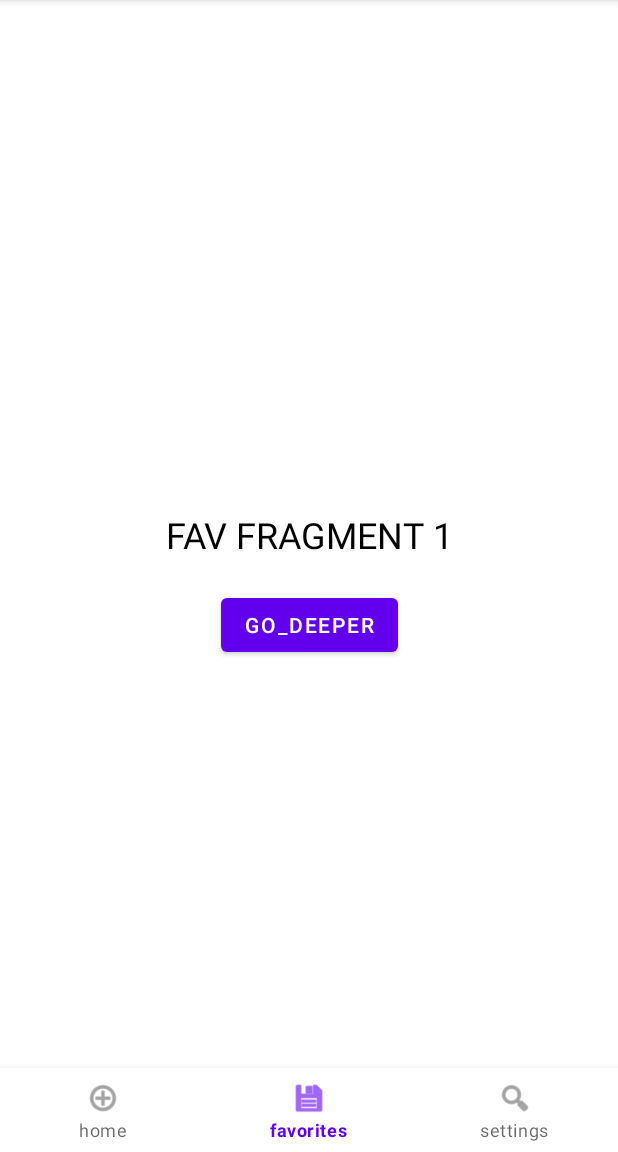
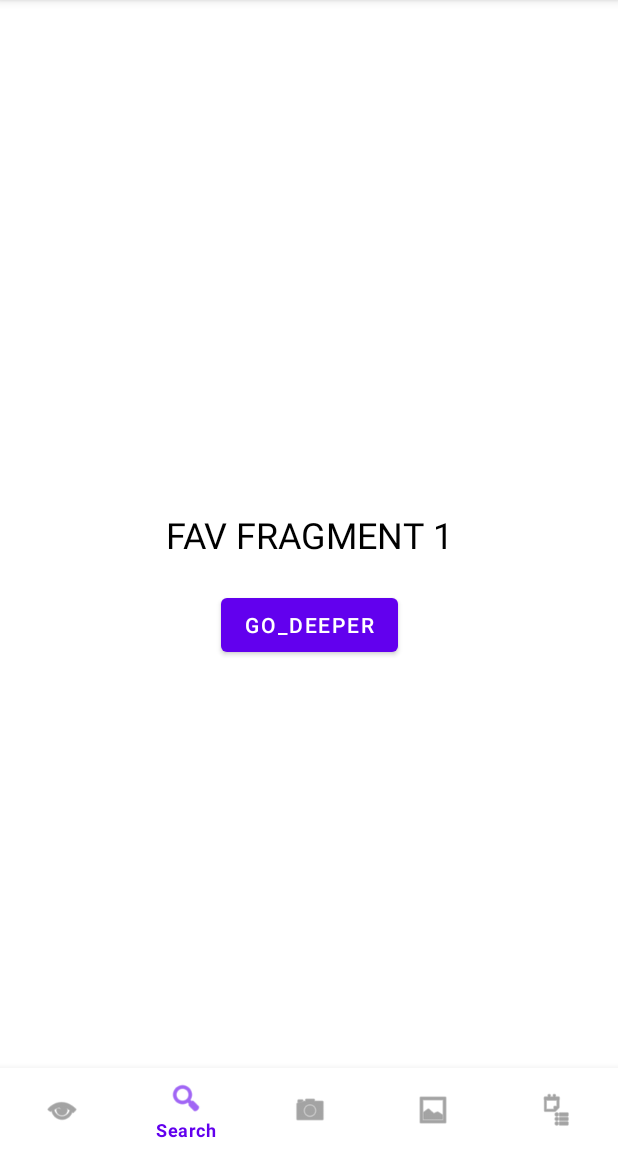
Before and after one commit to Jimmyoungyi/ITUFinal, an Android app: the fragment FavoriteFirstFragment placed in its activity, item 2 of the bottom bar chosen, on a phone screen of 412 x 824 dp, the part 84-1236 px from its top. Run offline under Robolectric (Android 15) with nearby library versions, the phone set to English and light mode, and no system bars; libraries missing offline, so code that uses them is left out: com.eu.fragmentstatemanager; 2 statements that could not run were skipped.

Commit message:
add menu

```diff
--- a/app/build.gradle
+++ b/app/build.gradle
@@ -36,6 +36,9 @@ android {
             }
         }
     }
+    buildFeatures {
+        viewBinding = true
+    }
 }
 
 dependencies {
@@ -44,6 +47,7 @@ dependencies {
     implementation 'androidx.appcompat:appcompat:1.4.1'
     implementation 'com.google.android.material:material:1.5.0'
     implementation 'androidx.constraintlayout:constraintlayout:2.1.3'
+    implementation 'androidx.legacy:legacy-support-v4:1.0.0'
     testImplementation 'junit:junit:4.13.2'
     androidTestImplementation 'androidx.test.ext:junit:1.1.3'
     androidTestImplementation 'androidx.test.espresso:espresso-core:3.4.0'
--- a/app/src/main/java/com/example/cheesebyt/MainActivity.kt
+++ b/app/src/main/java/com/example/cheesebyt/MainActivity.kt
@@ -12,9 +12,11 @@ class MainActivity : AppCompatActivity() {
     private lateinit var fragments: FrameLayout
 
     companion object {
-        const val HOME_ID = 123123
-        const val FAV_ID = 213213
-        const val SETTINGS_ID = 321321
+        const val FOR_YOU_ID = 111111
+        const val SEARCH_ID = 111112
+        const val CAMERA_ID = 111113
+        const val COMMUNITY_ID = 111114
+        const val PROFILE_ID = 111115
     }
 
     override fun onCreate(savedInstanceState: Bundle?) {
@@ -25,22 +27,27 @@ class MainActivity : AppCompatActivity() {
         bottomNav = findViewById(R.id.bnv_navigation)
 
         StateManager.buildInstance(
-            StateManagerBuilder(HOME_ID, FAV_ID, SETTINGS_ID)
+            StateManagerBuilder(FOR_YOU_ID, SEARCH_ID, CAMERA_ID, COMMUNITY_ID, PROFILE_ID)
                 .withSupportFragmentManager(supportFragmentManager)
                 .withViewGroup(fragments)
-        ).showOnNavigationClick(HOME_ID, HomeFirstFragment())
+        ).showOnNavigationClick(FOR_YOU_ID, HomeFirstFragment())
 
         bottomNav.setOnItemSelectedListener { item ->
             when (item.itemId) {
-                R.id.item_home -> StateManager.getInstance()
-                    .showOnNavigationClick(HOME_ID, HomeFirstFragment())
-                R.id.item_fav -> StateManager.getInstance()
-                    .showOnNavigationClick(FAV_ID, FavoriteFirstFragment())
-                R.id.item_settings -> StateManager.getInstance()
-                    .showOnNavigationClick(SETTINGS_ID, SettingsFirstFragment())
+                R.id.item_for_you -> StateManager.getInstance()
+                    .showOnNavigationClick(FOR_YOU_ID, HomeFirstFragment())
+                R.id.item_search -> StateManager.getInstance()
+                    .showOnNavigationClick(SEARCH_ID, FavoriteFirstFragment())
+                R.id.item_camera -> StateManager.getInstance()
+                    .showOnNavigationClick(CAMERA_ID, SettingsFirstFragment())
+                R.id.item_community -> StateManager.getInstance()
+                    .showOnNavigationClick(COMMUNITY_ID, PlaceholderFragment())
+                R.id.item_profile -> StateManager.getInstance()
+                    .showOnNavigationClick(COMMUNITY_ID, PlaceholderFragment())
             }
             return@setOnItemSelectedListener true
         }
+
     }
 
     override fun onDestroy() {
--- a/app/src/main/res/menu/bottom_nav_menu.xml
+++ b/app/src/main/res/menu/bottom_nav_menu.xml
@@ -1,16 +1,27 @@
 <?xml version="1.0" encoding="utf-8"?>
 <menu xmlns:android="http://schemas.android.com/apk/res/android">
     <item
+        android:id="@+id/item_for_you"
+        android:icon="@android:drawable/ic_menu_view"
+        android:title="For You" />
 
-        android:id="@+id/item_home"
-        android:icon="@android:drawable/ic_menu_add"
-        android:title="home" />
     <item
-        android:id="@+id/item_fav"
-        android:icon="@android:drawable/ic_menu_save"
-        android:title="favorites" />
+        android:id="@+id/item_search"
+        android:icon="@android:drawable/ic_menu_search"
+        android:title="Search" />
+
     <item
-        android:id="@+id/item_settings"
-        android:icon="@android:drawable/ic_menu_search"
-        android:title="settings" />
+        android:id="@+id/item_camera"
+        android:icon="@android:drawable/ic_menu_camera"
+        android:title="Camera" />
+
+    <item
+        android:id="@+id/item_community"
+        android:icon="@android:drawable/ic_menu_gallery"
+        android:title="Community" />
+
+    <item
+        android:id="@+id/item_profile"
+        android:icon="@android:drawable/ic_menu_agenda"
+        android:title="Profile" />
 </menu>
--- a/app/src/main/res/values/strings.xml
+++ b/app/src/main/res/values/strings.xml
@@ -1,3 +1,5 @@
 <resources>
     <string name="app_name">CheeseByt</string>
+    <!-- TODO: Remove or change this placeholder text -->
+    <string name="hello_blank_fragment">Hello blank fragment</string>
 </resources>
```
Also changed, not shown: app/src/main/java/com/example/cheesebyt/Fragments.kt (+18 -19 lines), app/src/main/java/com/example/cheesebyt/PlaceholderFragment.kt (added, +45 -0 lines), app/src/main/res/layout/fragment_placeholder.xml (added, +15 -0 lines).
